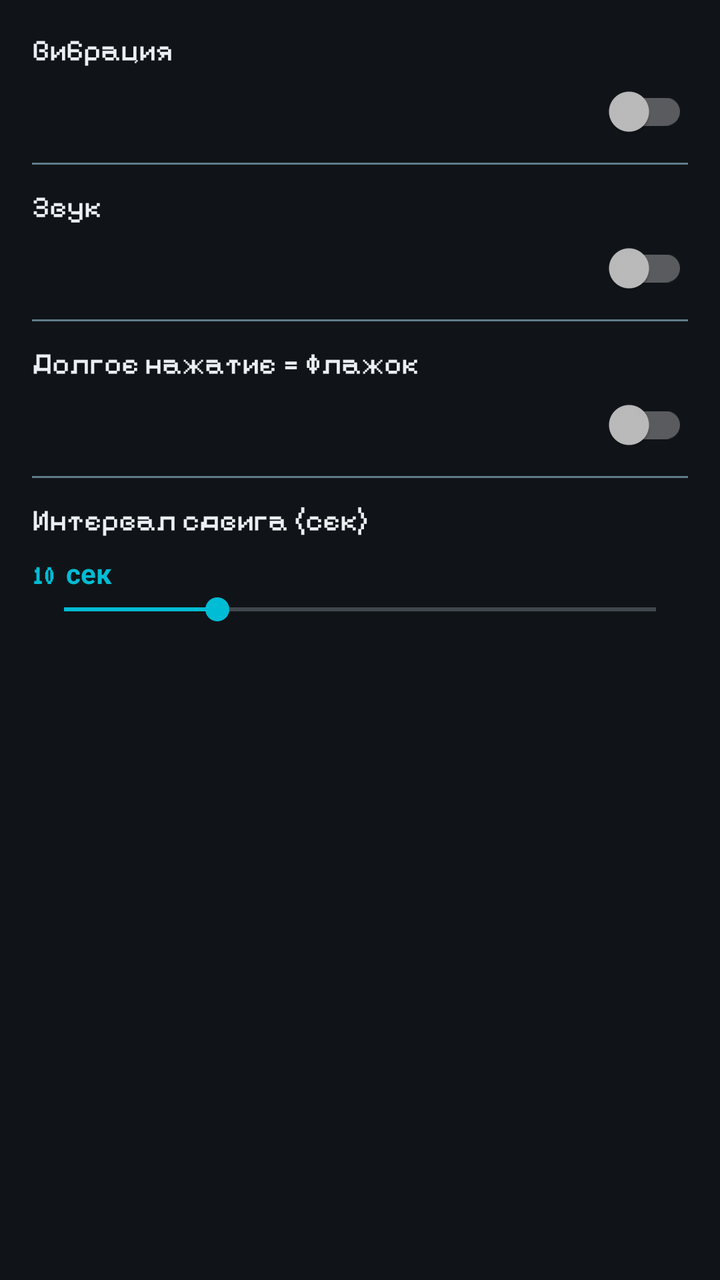
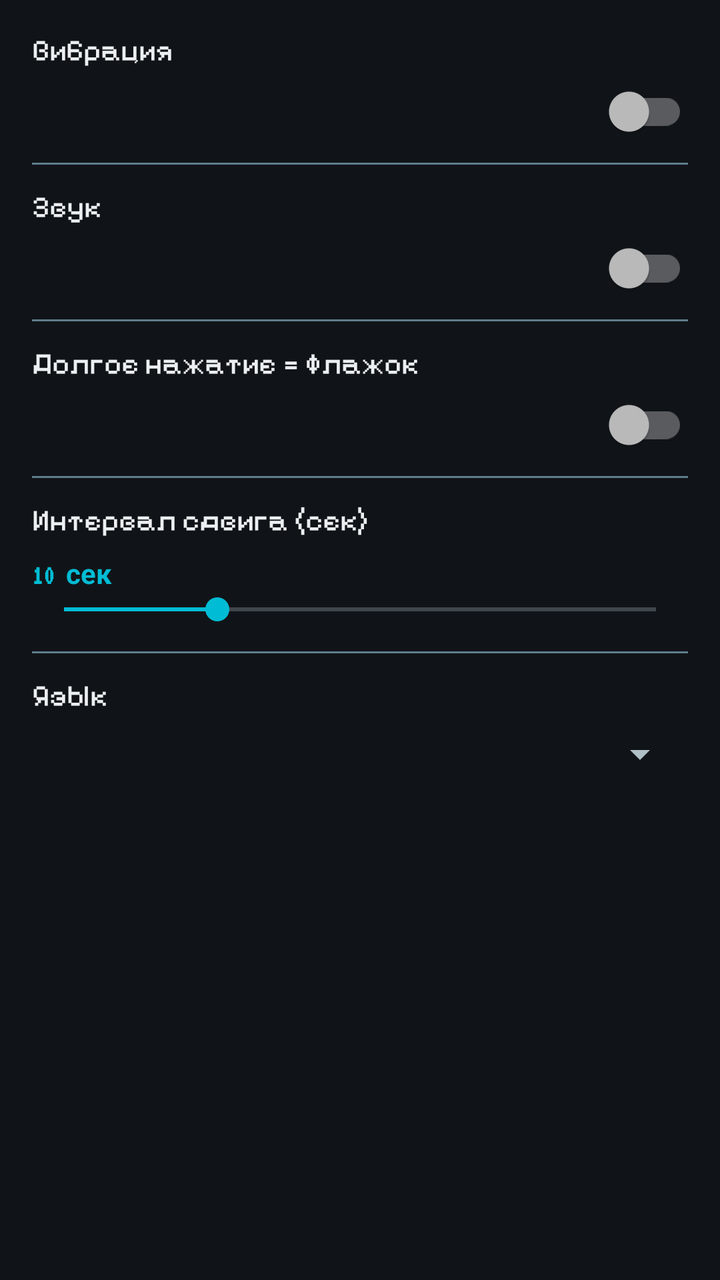

Before-and-after screenshots of an Android layout around one commit, followed by the original layout XML and the change that was made.
<!-- AndroidManifest.xml: application theme Theme.MinesweeperEvolution -->
<!-- res/layout/dialog_settings.xml -->
<?xml version="1.0" encoding="utf-8"?>
<LinearLayout xmlns:android="http://schemas.android.com/apk/res/android"
    android:layout_width="match_parent"
    android:layout_height="wrap_content"
    android:orientation="vertical"
    android:padding="16dp">

    <TextView
        android:layout_width="wrap_content"
        android:layout_height="wrap_content"
        android:text="@string/vibration"
        android:fontFamily="@font/pixelify_sans"
        android:textColor="@color/text_primary"
        android:textSize="15sp"
        android:layout_marginBottom="8dp" />

    <androidx.appcompat.widget.SwitchCompat
        android:id="@+id/swVibration"
        android:layout_width="match_parent"
        android:layout_height="wrap_content"
        android:fontFamily="@font/pixelify_sans"
        android:textColor="@color/text_secondary" />

    <View
        android:layout_width="match_parent"
        android:layout_height="1dp"
        android:layout_marginVertical="12dp"
        android:background="@color/text_dim" />

    <TextView
        android:layout_width="wrap_content"
        android:layout_height="wrap_content"
        android:text="@string/sound"
        android:fontFamily="@font/pixelify_sans"
        android:textColor="@color/text_primary"
        android:textSize="15sp"
        android:layout_marginBottom="8dp" />

    <androidx.appcompat.widget.SwitchCompat
        android:id="@+id/swSound"
        android:layout_width="match_parent"
        android:layout_height="wrap_content"
        android:fontFamily="@font/pixelify_sans"
        android:textColor="@color/text_secondary" />

    <View
        android:layout_width="match_parent"
        android:layout_height="1dp"
        android:layout_marginVertical="12dp"
        android:background="@color/text_dim" />

    <TextView
        android:layout_width="wrap_content"
        android:layout_height="wrap_content"
        android:text="@string/long_press_flag"
        android:fontFamily="@font/pixelify_sans"
        android:textColor="@color/text_primary"
        android:textSize="15sp"
        android:layout_marginBottom="8dp" />

    <androidx.appcompat.widget.SwitchCompat
        android:id="@+id/swLongPress"
        android:layout_width="match_parent"
        android:layout_height="wrap_content"
        android:fontFamily="@font/pixelify_sans"
        android:textColor="@color/text_secondary" />

    <View
        android:layout_width="match_parent"
        android:layout_height="1dp"
        android:layout_marginVertical="12dp"
        android:background="@color/text_dim" />

    <TextView
        android:layout_width="wrap_content"
        android:layout_height="wrap_content"
        android:text="@string/shift_interval"
        android:fontFamily="@font/pixelify_sans"
        android:textColor="@color/text_primary"
        android:textSize="15sp"
        android:layout_marginBottom="8dp" />

    <TextView
        android:id="@+id/tvShiftVal"
        android:layout_width="wrap_content"
        android:layout_height="wrap_content"
        android:text="@string/shift_default_value"
        android:fontFamily="@font/vt323"
        android:textColor="@color/accent"
        android:textSize="14sp"
        android:textStyle="bold" />

    <SeekBar
        android:id="@+id/sliderShift"
        android:layout_width="match_parent"
        android:layout_height="wrap_content"
        android:max="27"
        android:progress="7" />

</LinearLayout>
<!-- resources referenced by this layout -->
<resources>
  <color name="accent">#FF00BCD4</color>
  <color name="text_dim">#FF607D8B</color>
  <color name="text_primary">#FFECEFF1</color>
  <color name="text_secondary">#FFB0BEC5</color>
  <string name="long_press_flag">Долгое нажатие = флажок</string>
  <string name="shift_default_value">10 сек</string>
  <string name="shift_interval">Интервал сдвига (сек)</string>
  <string name="sound">Звук</string>
  <string name="vibration">Вибрация</string>
  <style name="Theme.MinesweeperEvolution" parent="Theme.AppCompat.NoActionBar">
          <item name="colorPrimary">@color/accent</item>
          <item name="colorPrimaryDark">@color/accent_2</item>
          <item name="colorAccent">@color/accent</item>
          <item name="android:windowBackground">@color/bg_dark</item>
          <item name="android:textColorPrimary">@color/text_primary</item>
          <item name="android:textColorSecondary">@color/text_secondary</item>
          <item name="android:statusBarColor" tools:targetApi="l">@color/bg_dark</item>
          
          <item name="android:alertDialogTheme">@style/Theme.MinesweeperDialog</item>
          <item name="alertDialogTheme">@style/Theme.MinesweeperDialog</item>
      </style>
  <color name="accent_2">#FF26C6DA</color>
  <color name="bg_dark">#FF101418</color>
  <style name="Theme.MinesweeperDialog" parent="Theme.AppCompat.Dialog.Alert">
          <item name="android:windowBackground">@color/bg_panel</item>
          <item name="android:textColorPrimary">@color/text_primary</item>
          <item name="android:textColorSecondary">@color/text_secondary</item>
          <item name="colorAccent">@color/accent</item>
          <item name="android:buttonBarButtonStyle">@style/Widget.DialogButton</item>
      </style>
  <color name="bg_panel">#FF1A1F26</color>
  <style name="Widget.DialogButton" parent="Widget.AppCompat.Button.ButtonBar.AlertDialog">
          <item name="android:textColor">@color/accent</item>
      </style>
</resources>

<!-- the commit's change to res/layout/dialog_settings.xml (unified diff, before → after) -->
@@ -97,4 +97,25 @@
         android:max="27"
         android:progress="7" />
 
+    <View
+        android:layout_width="match_parent"
+        android:layout_height="1dp"
+        android:layout_marginVertical="12dp"
+        android:background="@color/text_dim" />
+
+    <TextView
+        android:layout_width="wrap_content"
+        android:layout_height="wrap_content"
+        android:text="@string/language"
+        android:fontFamily="@font/pixelify_sans"
+        android:textColor="@color/text_primary"
+        android:textSize="15sp"
+        android:layout_marginBottom="8dp" />
+
+    <Spinner
+        android:id="@+id/spLanguage"
+        android:layout_width="match_parent"
+        android:layout_height="wrap_content"
+        android:fontFamily="@font/pixelify_sans" />
+
 </LinearLayout>
<!-- resource entries referenced after the edit -->
@@ -4,6 +4,7 @@
   <color name="text_dim">#FF607D8B</color>
   <color name="text_primary">#FFECEFF1</color>
   <color name="text_secondary">#FFB0BEC5</color>
+  <string name="language">Язык</string>
   <string name="long_press_flag">Долгое нажатие = флажок</string>
   <string name="shift_default_value">10 сек</string>
   <string name="shift_interval">Интервал сдвига (сек)</string>
